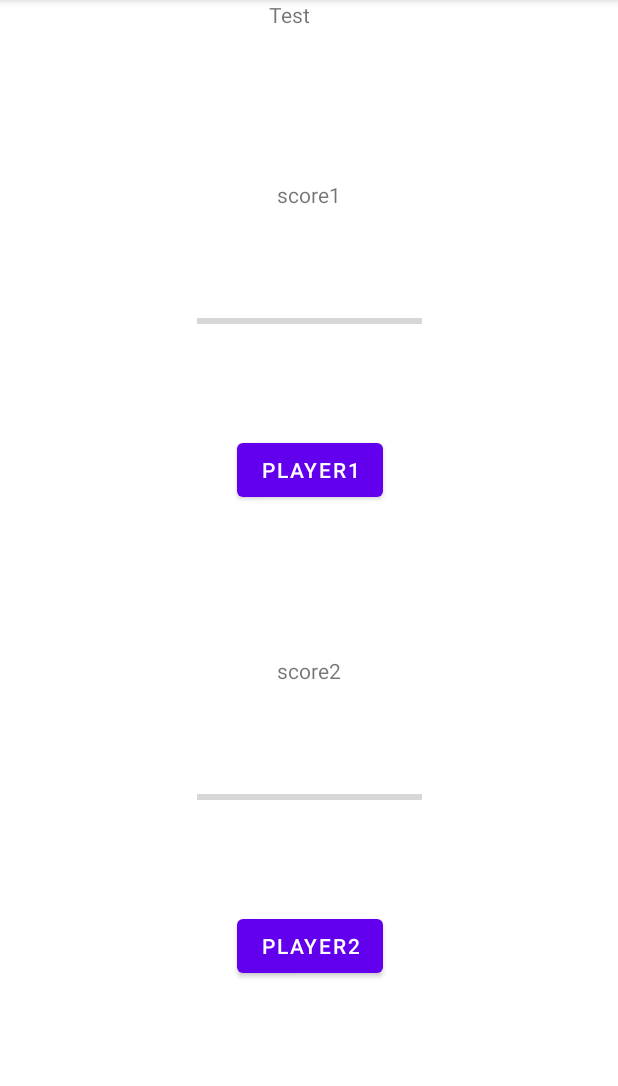
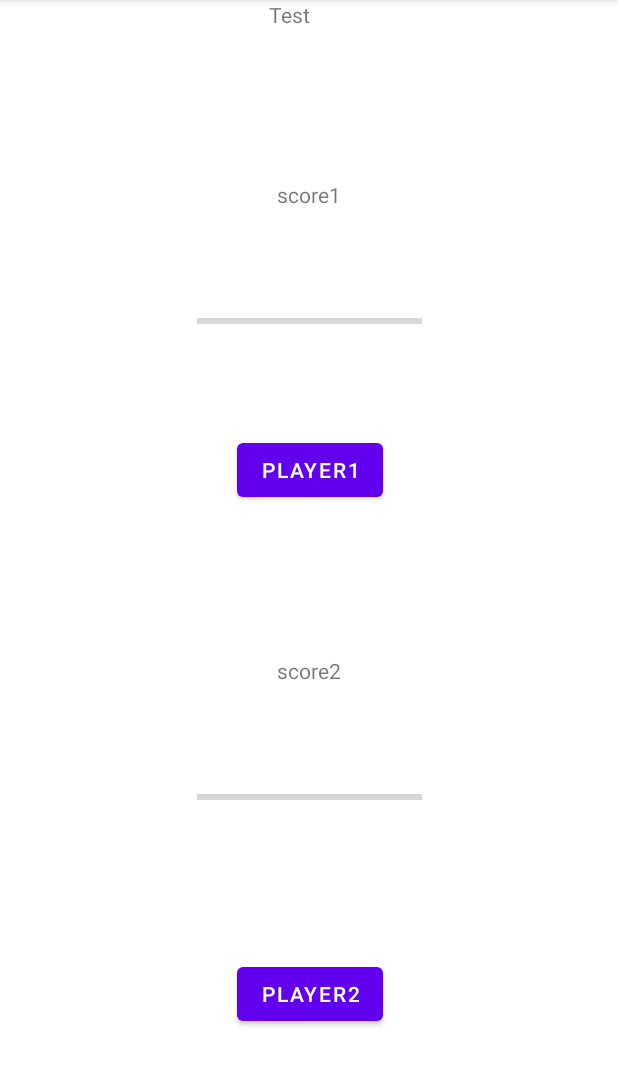
Before and after one commit to Gwenael95/IoT_app_UI, an Android app: the ProgressBarTest screen opened directly, with no data from a screen before it, on a phone screen of 412 x 824 dp, the part 84-1170 px from its top. Run offline under Robolectric (Android 15) with nearby library versions, the phone set to English and light mode, and no system bars.

Commit message:
maj score ui fix constraint

```diff
--- a/app/src/main/res/layout/progress_bar_test.xml
+++ b/app/src/main/res/layout/progress_bar_test.xml
@@ -70,8 +70,8 @@
         android:id="@+id/player2"
         android:layout_width="wrap_content"
         android:layout_height="wrap_content"
-        android:layout_marginTop="50dp"
         android:text="Player2"
+        app:layout_constraintBottom_toBottomOf="parent"
         app:layout_constraintEnd_toEndOf="@+id/scoreBar2"
         app:layout_constraintStart_toStartOf="@+id/scoreBar2"
         app:layout_constraintTop_toBottomOf="@+id/scoreBar2" />
```
